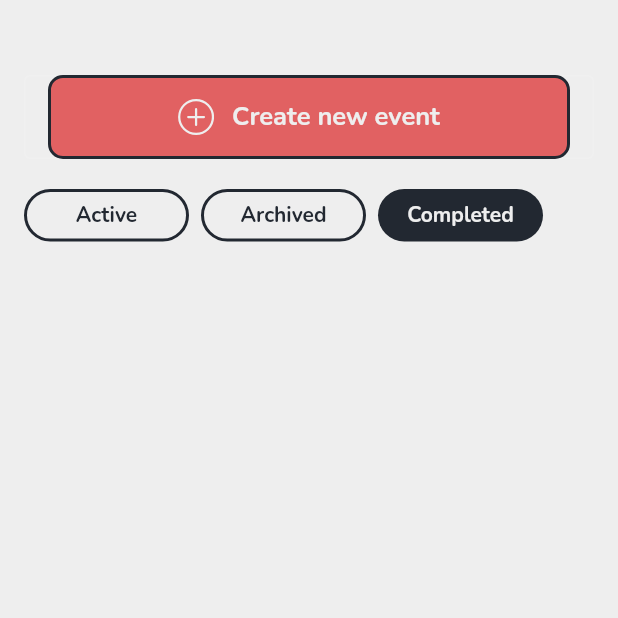
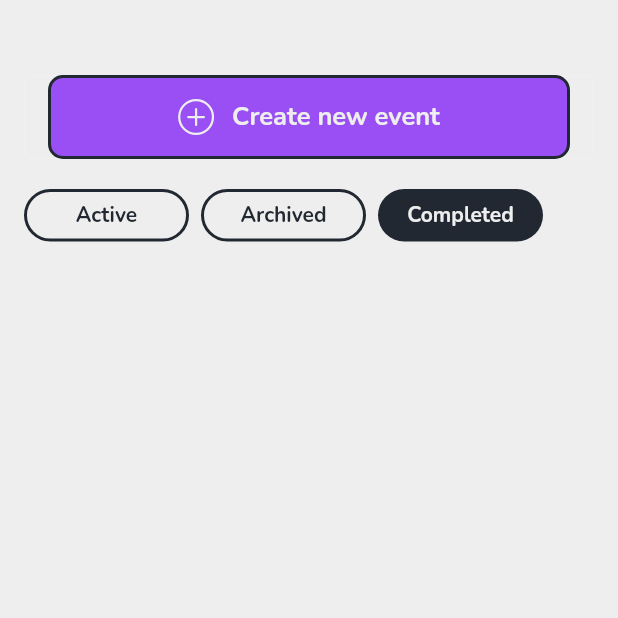
Before and after one commit to reliek21/epicticker-mobile-app, a Flutter app: the screen it shows after launch, on a phone screen of 412 x 824 dp, the top half of it. Run offline on Flutter 3.47's test engine with Material 3 defaults, Android fonts, the phone set to English and light mode, and no system bars; our stand-ins replace bootstrap_icons, flutter_staggered_animations, go_router, nested, shared_preferences.

Commit message:
feat: secondary color changed

```diff
--- a/lib/common/color.dart
+++ b/lib/common/color.dart
@@ -2,7 +2,7 @@ import 'package:flutter/material.dart';
 
 abstract class EpicTrackerColors {
   static const Color main = Color(0xff222831);
-  static const Color secondary = Color(0xffE16162);
+  static const Color secondary = Color(0xff994FF3);
   static const Color accent = Color(0xffEEEEEE);
   static const Color accentBlack = Color(0xff393E46);
   static const Color intensePink = Color(0xffD9376E);
```
